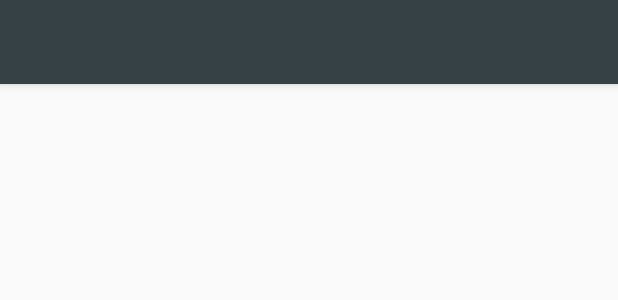
After one commit to AverinDS/apiParcer, an Android app: the layout fragment_repository_details.xml on its own in the app's theme, with its tools: preview values and no code run, on a phone screen of 412 x 824 dp. The commit adds this screen. Shown: the top 300 px of the screen. Run offline under Robolectric (Android 15) with nearby library versions, the phone set to English and light mode, and no system bars.

Commit message:
Add Dialog fragment for details repository information
Add Dialog fragment for details repository information
Add MVIDialog for reactive FragmentDialog

```diff
--- a/app/src/main/java/com/dmitry/apiparcer/dagger/AppComponent.kt
+++ b/app/src/main/java/com/dmitry/apiparcer/dagger/AppComponent.kt
@@ -4,6 +4,7 @@ import com.dmitry.apiparcer.App
 import com.dmitry.apiparcer.Navigator
 import com.dmitry.apiparcer.container_activity.ContainerPresenter
 import com.dmitry.apiparcer.fragments.all_repositories_fragment.AllRepositoriesFragment
+import com.dmitry.apiparcer.fragments.details_repository_fragment.DetailsRepositoryDialogFragment
 import dagger.Component
 import javax.inject.Singleton
 
@@ -12,6 +13,7 @@ import javax.inject.Singleton
 interface AppComponent {
     fun inject(app: App)
     fun inject(allRepositoriesFragment: AllRepositoriesFragment)
+    fun inject(detailsRepository: DetailsRepositoryDialogFragment)
     fun getNavigator(): Navigator
     fun getContainerPresenter(): ContainerPresenter
 }
--- a/app/src/main/java/com/dmitry/apiparcer/fragments/all_repositories_fragment/AllRepositoriesViewState.kt
+++ b/app/src/main/java/com/dmitry/apiparcer/fragments/all_repositories_fragment/AllRepositoriesViewState.kt
@@ -6,5 +6,7 @@ import com.dmitry.apiparcer.repositories.Interactor
 sealed class AllRepositoriesViewState {
     data class LoadRepositories(val repositoryModels: List<Interactor.RepositoryData>) : AllRepositoriesViewState()
     data class Error(val message: String) : AllRepositoriesViewState()
+    data class GoToDetails(val repositoryData: Interactor.RepositoryData) : AllRepositoriesViewState()
+
     object Loading : AllRepositoriesViewState()
 }
--- /dev/null
+++ b/app/src/main/res/layout/fragment_repository_details.xml
@@ -0,0 +1,39 @@
+<?xml version="1.0" encoding="utf-8"?>
+<android.support.design.widget.CoordinatorLayout xmlns:android="http://schemas.android.com/apk/res/android"
+	xmlns:app="http://schemas.android.com/apk/res-auto"
+	android:layout_width="match_parent"
+	android:layout_height="match_parent">
+
+	<android.support.design.widget.AppBarLayout
+		android:id="@+id/appbar"
+		android:layout_width="match_parent"
+		android:layout_height="wrap_content">
+
+		<android.support.v7.widget.Toolbar
+			android:id="@+id/toolbar"
+			android:layout_width="match_parent"
+			android:layout_height="?attr/actionBarSize" />
+
+	</android.support.design.widget.AppBarLayout>
+
+	<android.support.constraint.ConstraintLayout
+		android:layout_width="match_parent"
+		android:layout_height="match_parent">
+
+		<ProgressBar
+			android:id="@+id/progressBar"
+			style="?android:attr/progressBarStyle"
+			android:layout_width="wrap_content"
+			android:layout_height="wrap_content"
+			android:visibility="gone"
+			app:layout_constraintBottom_toBottomOf="parent"
+			app:layout_constraintEnd_toEndOf="parent"
+			app:layout_constraintHorizontal_bias="0.5"
+			app:layout_constraintStart_toStartOf="parent"
+			app:layout_constraintTop_toTopOf="parent" />
+
+
+	</android.support.constraint.ConstraintLayout>
+
+
+</android.support.design.widget.CoordinatorLayout>
--- a/app/src/main/res/layout/item_repository.xml
+++ b/app/src/main/res/layout/item_repository.xml
@@ -58,7 +58,7 @@
 		android:layout_height="wrap_content"
 		android:background="#ffbdbdbd"
 		app:el_duration="1000"
-		app:el_expanded="true"
+		app:el_expanded="false"
 		app:el_parallax="0.8"
 		app:layout_constraintEnd_toEndOf="parent"
 		app:layout_constraintStart_toStartOf="parent"
--- a/app/src/main/res/values/colors.xml
+++ b/app/src/main/res/values/colors.xml
@@ -3,4 +3,5 @@
 	<color name="colorPrimary">#364145</color>
 	<color name="colorPrimaryDark">#37474F</color>
 	<color name="colorAccent">#56A854</color>
+	<color name="colorWhite">#FFF</color>
 </resources>
```
Also changed, not shown: app/src/main/java/com/dmitry/apiparcer/MviDialogFragment.kt (added, +128 -0 lines), app/src/main/java/com/dmitry/apiparcer/Navigator.kt (+9 -0 lines), app/src/main/java/com/dmitry/apiparcer/adapters/AllRepositoryAdapter.kt (+12 -1 lines), app/src/main/java/com/dmitry/apiparcer/dagger/PresentersModule.kt (+8 -2 lines), app/src/main/java/com/dmitry/apiparcer/fragments/all_repositories_fragment/AllRepositoriesFragment.kt (+11 -7 lines), app/src/main/java/com/dmitry/apiparcer/fragments/all_repositories_fragment/AllRepositoriesPresenter.kt (+29 -7 lines), app/src/main/java/com/dmitry/apiparcer/fragments/all_repositories_fragment/AllRepositoriesView.kt (added, +33 -0 lines), app/src/main/java/com/dmitry/apiparcer/fragments/all_repositories_fragment/AllRepositoriesViewFragment.kt (deleted, +0 -12 lines), app/src/main/java/com/dmitry/apiparcer/fragments/details_repository_fragment/DetailsRepositoryDialogFragment.kt (added, +63 -0 lines), app/src/main/java/com/dmitry/apiparcer/fragments/details_repository_fragment/DetailsRepositoryDialogPresenter.kt (added, +19 -0 lines), app/src/main/java/com/dmitry/apiparcer/fragments/details_repository_fragment/DetailsRepositoryDialogView.kt (added, +21 -0 lines), app/src/main/java/com/dmitry/apiparcer/fragments/details_repository_fragment/DetailsRepositoryDialogViewState.kt (added, +10 -0 lines), app/src/main/res/drawable/ic_close_white_24dp.xml (added, +10 -0 lines), app/src/main/res/values/styles.xml (+9 -0 lines).
